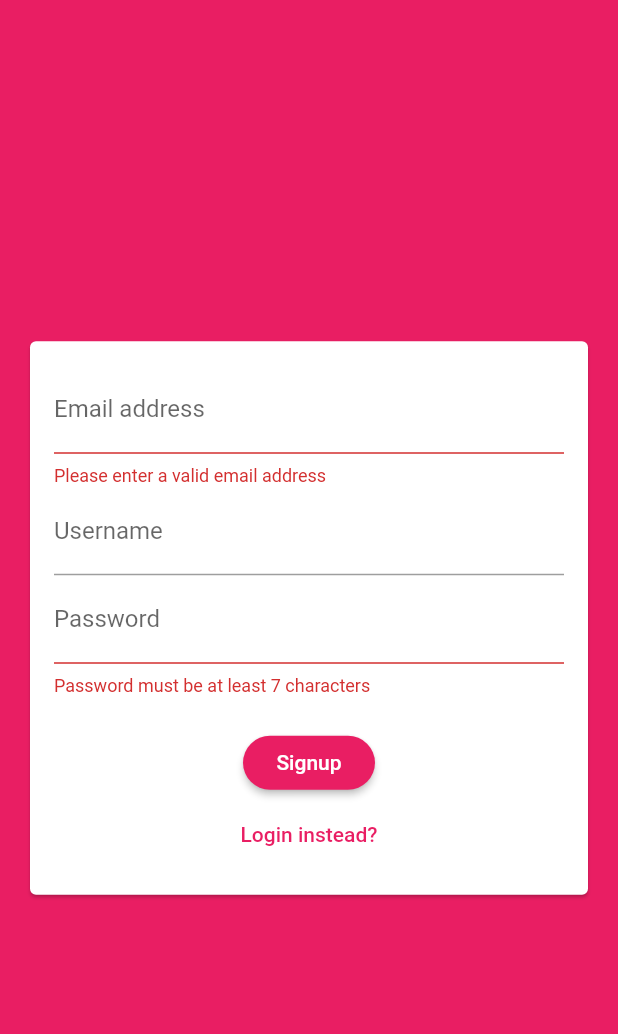
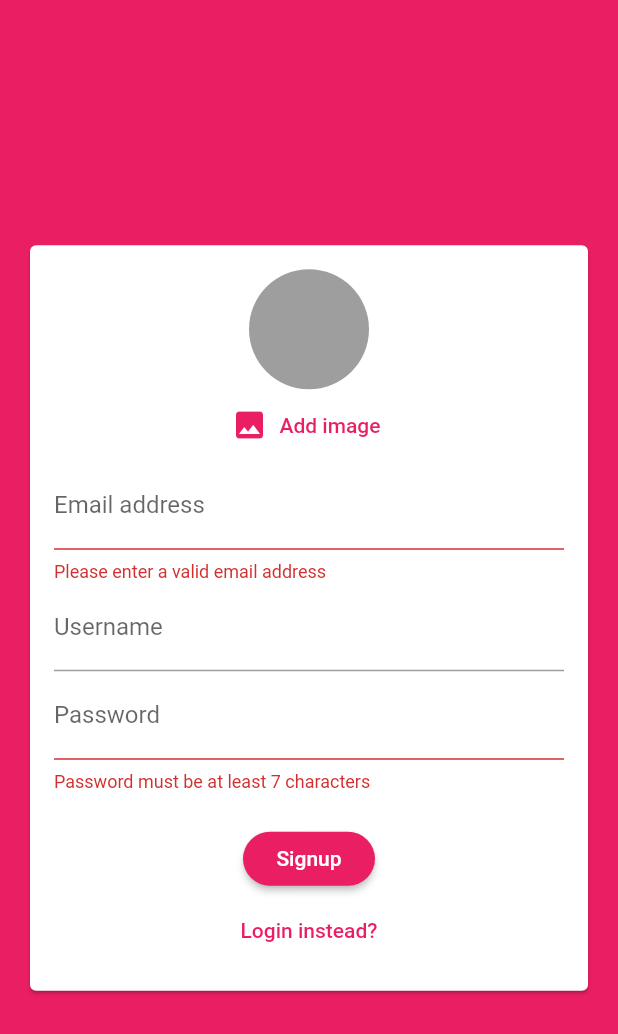
Before and after one commit to IsmailElShinnawy/chat-app, a Flutter app: the screen it shows after launch, after a tap on "Login", after a tap on "Create new account?", on a phone screen of 412 x 824 dp. Shown: the top 1034 px of the screen. Run offline on Flutter 3.47's test engine with Material 2 defaults, Android fonts, the phone set to English and light mode, and no system bars; our stand-ins replace cloud_firestore, firebase_auth, firebase_storage, image_picker; accounts and stored records are empty.

Commit message:
done with image upload - L342

```diff
--- a/lib/screens/auth_screen.dart
+++ b/lib/screens/auth_screen.dart
@@ -1,7 +1,10 @@
+import 'dart:io';
+
 import 'package:flutter/material.dart';
 import 'package:firebase_auth/firebase_auth.dart';
 import 'package:flutter/services.dart';
 import 'package:cloud_firestore/cloud_firestore.dart';
+import 'package:firebase_storage/firebase_storage.dart';
 
 import '../widgets/auth/auth_form.dart';
 
@@ -18,6 +21,7 @@ class _AuthScreenState extends State<AuthScreen> {
     String email,
     String password,
     String username,
+    File image,
     bool isLogin,
     BuildContext ctx,
   ) async {
@@ -37,12 +41,23 @@ class _AuthScreenState extends State<AuthScreen> {
           email: email,
           password: password,
         );
+
+        final ref = FirebaseStorage.instance
+            .ref()
+            .child('user_image')
+            .child('${authResult.user.uid}.jpg');
+
+        await ref.putFile(image).onComplete;
+
+        final imageUrl = await ref.getDownloadURL();
+
         await Firestore.instance
             .collection('users')
             .document(authResult.user.uid)
             .setData({
           'username': username,
           'email': email,
+          'imageUrl': imageUrl,
         });
       }
       setState(() {
--- a/lib/widgets/auth/auth_form.dart
+++ b/lib/widgets/auth/auth_form.dart
@@ -1,7 +1,11 @@
+import 'dart:io';
+
 import 'package:flutter/material.dart';
 
+import '../pickers/user_image_picker.dart';
+
 class AuthForm extends StatefulWidget {
-  final Function(String, String, String, bool, BuildContext) submitFn;
+  final Function(String, String, String, File, bool, BuildContext) submitFn;
   final isLoading;
 
   AuthForm(this.submitFn, this.isLoading);
@@ -16,9 +20,23 @@ class _AuthFormState extends State<AuthForm> {
   var _userPassword = '';
   var _userName = '';
   var _isLogin = true;
+  File _userImageFile;
+
+  void _pickedImage(File image) {
+    _userImageFile = image;
+  }
 
   void _trySubmit() {
     final isValid = _formKey.currentState.validate();
+    if (_userImageFile == null && !_isLogin) {
+      Scaffold.of(context).showSnackBar(
+        SnackBar(
+          backgroundColor: Theme.of(context).errorColor,
+          content: Text("Please pick a profile image"),
+        ),
+      );
+      return;
+    }
     if (!isValid) return;
     FocusScope.of(context).unfocus();
 
@@ -28,6 +46,7 @@ class _AuthFormState extends State<AuthForm> {
       _userEmail.trim(),
       _userPassword.trim(),
       _userName.trim(),
+      _userImageFile,
       _isLogin,
       context,
     );
@@ -45,6 +64,11 @@ class _AuthFormState extends State<AuthForm> {
               key: _formKey,
               child: Column(
                 children: [
+                  !_isLogin
+                      ? UserImagePicker(_pickedImage)
+                      : SizedBox(
+                          height: 0,
+                        ),
                   TextFormField(
                     key: Key('authEmailAddress'),
                     validator: (value) {
--- a/lib/widgets/chat/messages.dart
+++ b/lib/widgets/chat/messages.dart
@@ -35,6 +35,7 @@ class Messages extends StatelessWidget {
                           chatDocuments[idx]['text'],
                           chatDocuments[idx]['username'],
                           chatDocuments[idx]['uid'] == futureSnapshot.data.uid,
+                          chatDocuments[idx]['userImage'],
                           key: ValueKey(
                             chatDocuments[idx].documentID,
                           ),
--- a/lib/widgets/chat/new_message.dart
+++ b/lib/widgets/chat/new_message.dart
@@ -19,7 +19,8 @@ class _NewMessageState extends State<NewMessage> {
       'text': _messageContoller.value.text.trim(),
       'createdAt': Timestamp.now(),
       'uid': user.uid,
-      'username': userData['username']
+      'username': userData['username'],
+      'userImage': userData['imageUrl'],
     });
 
     _messageContoller.clear();
--- /dev/null
+++ b/lib/widgets/pickers/user_image_picker.dart
@@ -0,0 +1,51 @@
+import 'dart:io';
+
+import 'package:flutter/material.dart';
+import 'package:image_picker/image_picker.dart';
+
+class UserImagePicker extends StatefulWidget {
+  final void Function(File) imagePickedFn;
+
+  UserImagePicker(this.imagePickedFn);
+
+  @override
+  _UserImagePickerState createState() => _UserImagePickerState();
+}
+
+class _UserImagePickerState extends State<UserImagePicker> {
+  File _pickedImage;
+
+  void _pickImage() async {
+    final pickedImageFile = await ImagePicker.pickImage(
+      source: ImageSource.camera,
+      imageQuality: 50,
+      maxWidth: 150,
+    );
+    if (pickedImageFile == null) return;
+    setState(() {
+      _pickedImage = pickedImageFile;
+    });
+
+    widget.imagePickedFn(_pickedImage);
+  }
+
+  @override
+  Widget build(BuildContext context) {
+    return Column(
+      children: [
+        CircleAvatar(
+          radius: 40,
+          backgroundColor: Colors.grey,
+          backgroundImage:
+              _pickedImage != null ? FileImage(_pickedImage) : null,
+        ),
+        FlatButton.icon(
+          textColor: Theme.of(context).primaryColor,
+          onPressed: _pickImage,
+          icon: Icon(Icons.image),
+          label: Text('Add image'),
+        ),
+      ],
+    );
+  }
+}
--- a/pubspec.yaml
+++ b/pubspec.yaml
@@ -14,13 +14,15 @@ description: A new Flutter project.
 version: 1.0.0+1
 
 environment:
-  sdk: ">=2.1.0 <3.0.0"
+  sdk: ">=2.3.0 <3.0.0"
 
 dependencies:
   flutter:
     sdk: flutter
   cloud_firestore: 0.13.5
   firebase_auth: 0.16.0
+  firebase_storage: 3.1.5
+  image_picker: 0.6.5+3
 
   # The following adds the Cupertino Icons font to your application.
   # Use with the CupertinoIcons class for iOS style icons.
```
Also changed, not shown: lib/widgets/chat/message_bubble.dart (+31 -6 lines), pubspec.lock.
